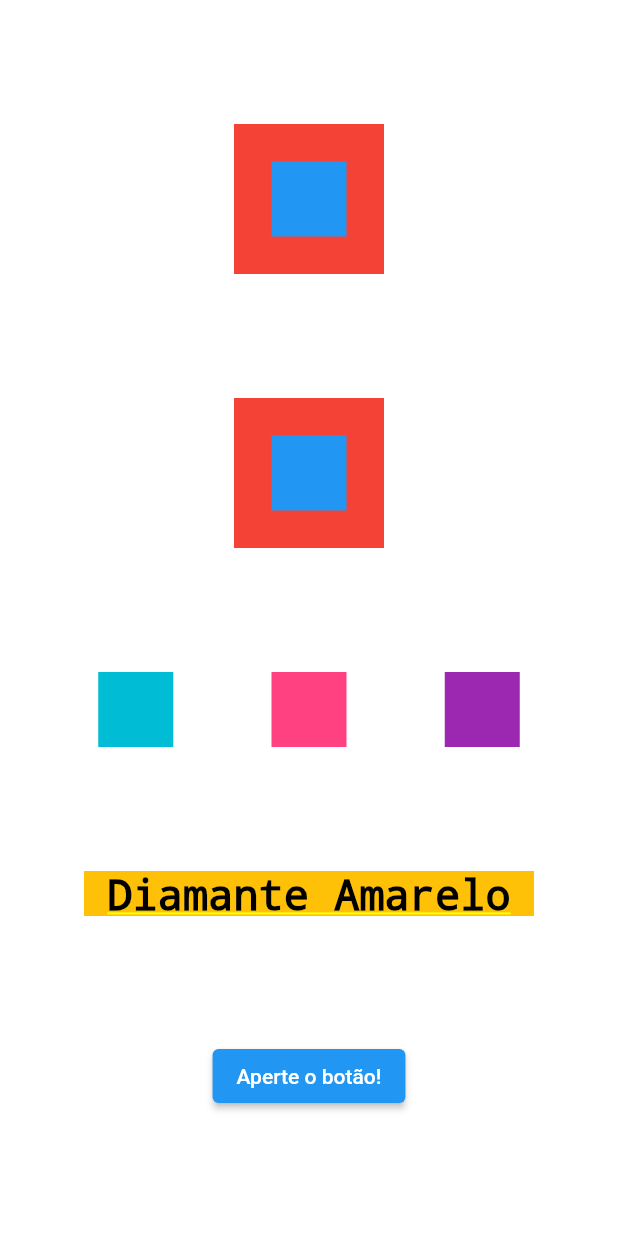
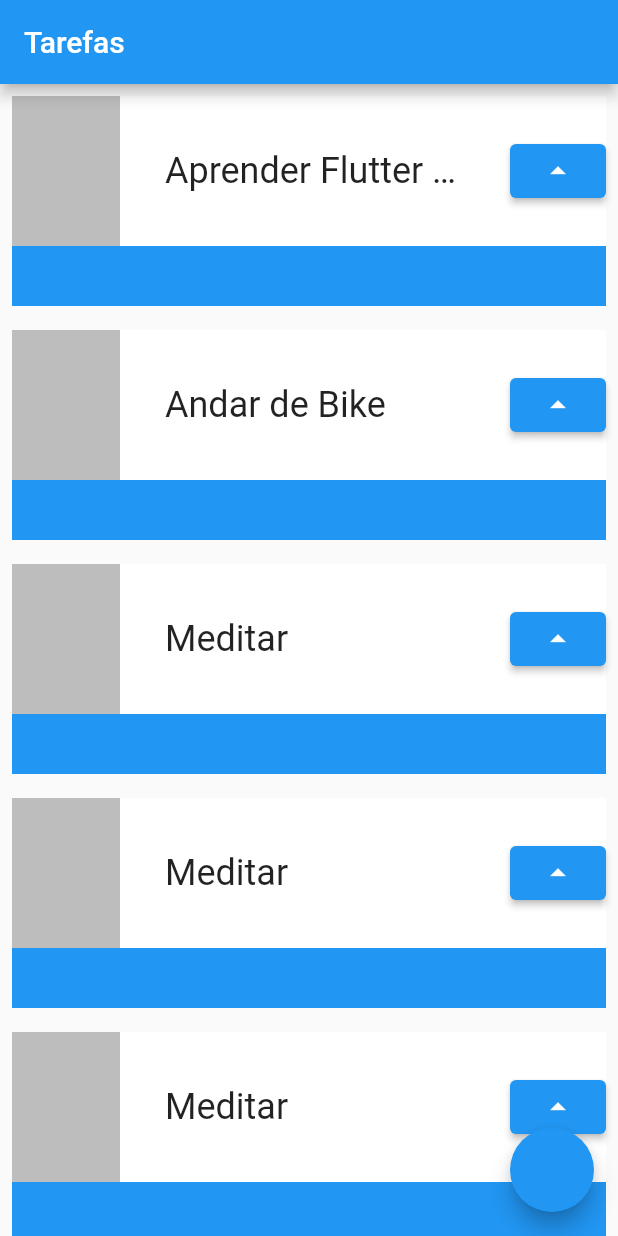
Before and after one commit to pedroschiavom/alura-flutter, a Flutter app: the screen it shows after launch, on a phone screen of 412 x 824 dp. Run offline on Flutter 3.47's test engine with Material 2 defaults, Android fonts, the phone set to English and light mode, and no system bars.

Commit message:
creation of first widget

```diff
--- a/lib/main.dart
+++ b/lib/main.dart
@@ -10,81 +10,70 @@ class App extends StatelessWidget {
       theme: ThemeData(
         primarySwatch: Colors.blue,
       ),
-        home: Container(
+      home: Scaffold(
+        appBar: AppBar(
+          title: Text('Tarefas'),
+        ),
+        body: ListView(
+          children: [
+            Task('Aprender Flutter no café da manhã comendo sucrilhos'),
+            Task('Andar de Bike'),
+            Task('Meditar'),
+            Task('Meditar'),
+            Task('Meditar'),
+            Task('Meditar'),
+            Task('Meditar'),
+            Task('Meditar'),
+            Task('Meditar'),
+          ],
+        ),
+        floatingActionButton: FloatingActionButton(onPressed: () {}),
+      ),
+    );
+  }
+}
+
+class Task extends StatelessWidget {
+  const Task(this.name, {Key? key}) : super(key: key);
+
+  final String name;
+  @override
+  Widget build(BuildContext context) {
+    return Padding(
+      padding: const EdgeInsets.all(8.0),
+      child: Container(
+        child: Stack(
+          children: [
+            Container(color: Colors.blue, height: 140),
+            Container(
               color: Colors.white,
-          child: Column(
-            mainAxisAlignment: MainAxisAlignment.spaceEvenly,
-            crossAxisAlignment: CrossAxisAlignment.center,
-            children: [
-              Stack(
-                alignment: AlignmentDirectional.center,
+              height: 100,
+              child: Row(
+                mainAxisAlignment: MainAxisAlignment.spaceBetween,
                 children: [
                   Container(
-                    color: Colors.red,
-                    width: 100,
+                    color: Colors.black26,
+                    width: 72,
                     height: 100,
                   ),
                   Container(
-                    color: Colors.blue,
-                    width: 50,
-                    height: 50,
+                    width: 200,
+                      child: Text(
+                    name,
+                    // ignore: prefer_const_constructors
+                    style: TextStyle(
+                      fontSize: 24,
+                      overflow: TextOverflow.ellipsis,
+                    ),
+                  )),
+                  ElevatedButton(
+                      onPressed: () {}, child: Icon(Icons.arrow_drop_up)),
+                ],
+              ),
             ),
           ],
         ),
-              Stack(
-                alignment: AlignmentDirectional.center,
-                children: [
-                  Container(
-                    color: Colors.red,
-                    width: 100,
-                    height: 100,
       ),
-                  Container(
-                    color: Colors.blue,
-                    width: 50,
-                    height: 50,
-                  ),
-                ],
-              ),
-              Row(
-                mainAxisAlignment: MainAxisAlignment.spaceEvenly,
-                crossAxisAlignment: CrossAxisAlignment.center,
-                children: [
-                  Container(
-                    color: Colors.cyan,
-                    height: 50,
-                    width: 50,
-                  ),
-                  Container(
-                    color: Colors.pinkAccent,
-                    height: 50,
-                    width: 50,
-                  ),
-                  Container(
-                    color: Colors.purple,
-                    height: 50,
-                    width: 50,
-                  )
-                ],
-              ),
-              Container(
-                color: Colors.amber,
-                height: 30,
-                width: 300,
-                child: Text(
-                  'Diamante Amarelo',
-                  style: TextStyle(color: Colors.black, fontSize: 28),
-                  textAlign: TextAlign.center,
-                ),
-              ),
-              ElevatedButton(
-                onPressed: () {
-                  print('Você apertou o botão');
-                },
-                child: Text('Aperte o botão!'),
-              )
-            ],
-          ),
-        ));
+    );
   }
 }
```
Also changed, not shown: lib/minha_primeira_tela.dart (added, +76 -0 lines), 2 other files. Lines whose indentation alone changed are shown as unchanged.
